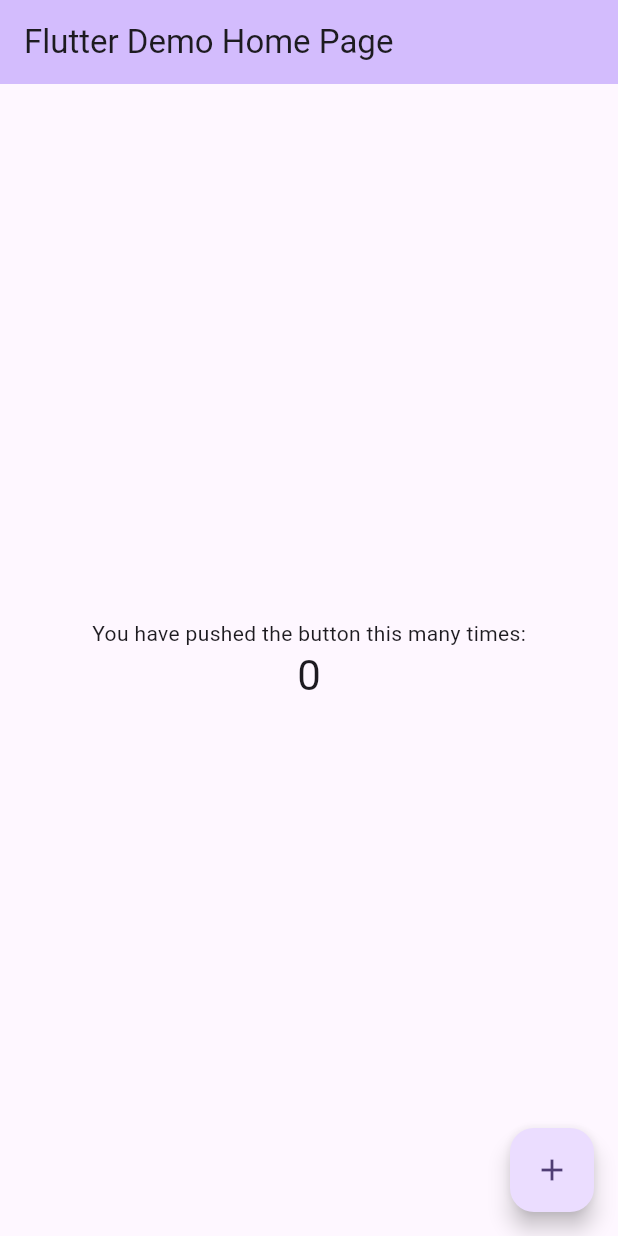
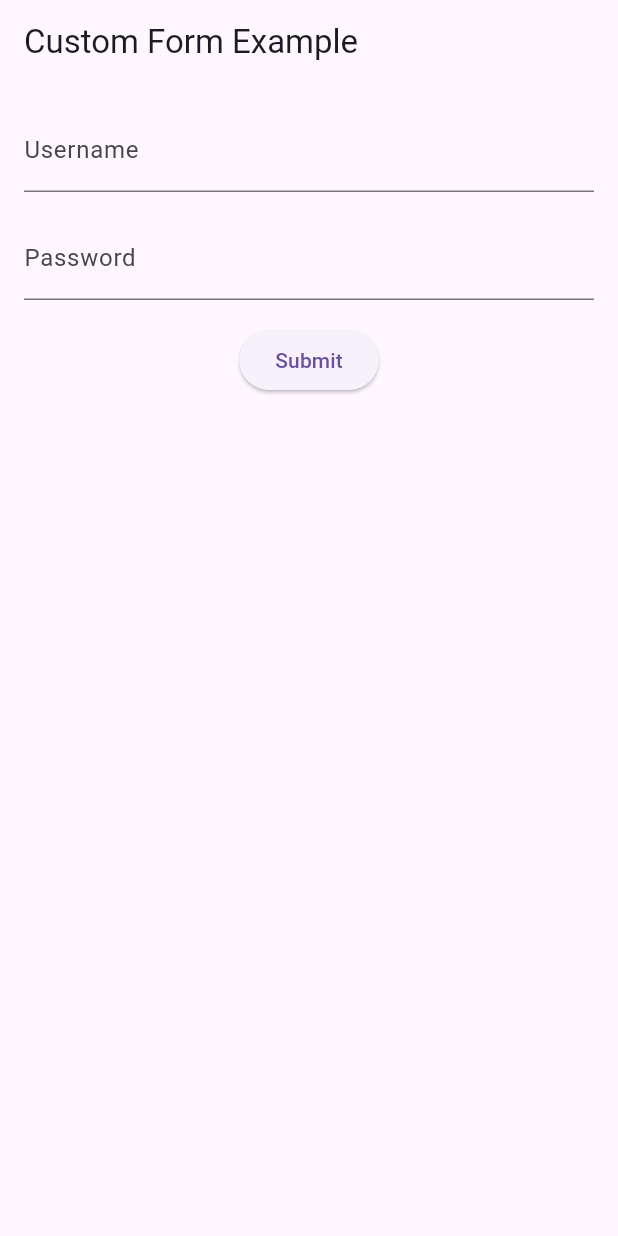
Before and after one commit to Pepsi-Dota2/app_share_file, a Flutter app: the screen it shows after launch, on a phone screen of 412 x 824 dp. Run offline on Flutter 3.47's test engine with Material 3 defaults, Android fonts, the phone set to English and light mode, and no system bars; drawn by our look-alikes of flutter_form_builder; our stand-ins replace auto_route, get_it, injectable, introduction_screen.

Commit message:
feat add login

```diff
--- a/lib/main.dart
+++ b/lib/main.dart
@@ -1,125 +1,25 @@
+import 'package:app_share_file/src/core/config/di/config_dependencies.dart';
+import 'package:app_share_file/src/core/router/routers.dart';
+import 'package:app_share_file/src/core/router/routers.gr.dart';
+import 'package:auto_route/auto_route.dart';
 import 'package:flutter/material.dart';
 
-void main() {
-  runApp(const MyApp());
+void main ()async {
+  await configDependencies();
+   runApp(MyApp());
 }
 
 class MyApp extends StatelessWidget {
-  const MyApp({super.key});
+   MyApp({super.key});
+  final _appRouter = getIt<AppRouter>();
 
-  // This widget is the root of your application.
   @override
   Widget build(BuildContext context) {
-    return MaterialApp(
-      title: 'Flutter Demo',
-      theme: ThemeData(
-        // This is the theme of your application.
-        //
-        // TRY THIS: Try running your application with "flutter run". You'll see
-        // the application has a purple toolbar. Then, without quitting the app,
-        // try changing the seedColor in the colorScheme below to Colors.green
-        // and then invoke "hot reload" (save your changes or press the "hot
-        // reload" button in a Flutter-supported IDE, or press "r" if you used
-        // the command line to start the app).
-        //
-        // Notice that the counter didn't reset back to zero; the application
-        // state is not lost during the reload. To reset the state, use hot
-        // restart instead.
-        //
-        // This works for code too, not just values: Most code changes can be
-        // tested with just a hot reload.
-        colorScheme: ColorScheme.fromSeed(seedColor: Colors.deepPurple),
-        useMaterial3: true,
+    return MaterialApp.router(
+      routerDelegate: _appRouter.delegate(
+        deepLinkBuilder: (_) => const DeepLink([PageRouteInfo(LoginRoute.name)]),
       ),
-      home: const MyHomePage(title: 'Flutter Demo Home Page'),
+      routeInformationParser: _appRouter.defaultRouteParser(),
     );
   }
 }
-
-class MyHomePage extends StatefulWidget {
-  const MyHomePage({super.key, required this.title});
-
-  // This widget is the home page of your application. It is stateful, meaning
-  // that it has a State object (defined below) that contains fields that affect
-  // how it looks.
-
-  // This class is the configuration for the state. It holds the values (in this
-  // case the title) provided by the parent (in this case the App widget) and
-  // used by the build method of the State. Fields in a Widget subclass are
-  // always marked "final".
-
-  final String title;
-
-  @override
-  State<MyHomePage> createState() => _MyHomePageState();
-}
-
-class _MyHomePageState extends State<MyHomePage> {
-  int _counter = 0;
-
-  void _incrementCounter() {
-    setState(() {
-      // This call to setState tells the Flutter framework that something has
-      // changed in this State, which causes it to rerun the build method below
-      // so that the display can reflect the updated values. If we changed
-      // _counter without calling setState(), then the build method would not be
-      // called again, and so nothing would appear to happen.
-      _counter++;
-    });
-  }
-
-  @override
-  Widget build(BuildContext context) {
-    // This method is rerun every time setState is called, for instance as done
-    // by the _incrementCounter method above.
-    //
-    // The Flutter framework has been optimized to make rerunning build methods
-    // fast, so that you can just rebuild anything that needs updating rather
-    // than having to individually change instances of widgets.
-    return Scaffold(
-      appBar: AppBar(
-        // TRY THIS: Try changing the color here to a specific color (to
-        // Colors.amber, perhaps?) and trigger a hot reload to see the AppBar
-        // change color while the other colors stay the same.
-        backgroundColor: Theme.of(context).colorScheme.inversePrimary,
-        // Here we take the value from the MyHomePage object that was created by
-        // the App.build method, and use it to set our appbar title.
-        title: Text(widget.title),
-      ),
-      body: Center(
-        // Center is a layout widget. It takes a single child and positions it
-        // in the middle of the parent.
-        child: Column(
-          // Column is also a layout widget. It takes a list of children and
-          // arranges them vertically. By default, it sizes itself to fit its
-          // children horizontally, and tries to be as tall as its parent.
-          //
-          // Column has various properties to control how it sizes itself and
-          // how it positions its children. Here we use mainAxisAlignment to
-          // center the children vertically; the main axis here is the vertical
-          // axis because Columns are vertical (the cross axis would be
-          // horizontal).
-          //
-          // TRY THIS: Invoke "debug painting" (choose the "Toggle Debug Paint"
-          // action in the IDE, or press "p" in the console), to see the
-          // wireframe for each widget.
-          mainAxisAlignment: MainAxisAlignment.center,
-          children: <Widget>[
-            const Text(
-              'You have pushed the button this many times:',
-            ),
-            Text(
-              '$_counter',
-              style: Theme.of(context).textTheme.headlineMedium,
-            ),
-          ],
-        ),
-      ),
-      floatingActionButton: FloatingActionButton(
-        onPressed: _incrementCounter,
-        tooltip: 'Increment',
-        child: const Icon(Icons.add),
-      ), // This trailing comma makes auto-formatting nicer for build methods.
-    );
-  }
-}
--- /dev/null
+++ b/lib/src/core/router/routers.dart
@@ -0,0 +1,13 @@
+
+import 'package:auto_route/auto_route.dart';
+
+import 'routers.gr.dart';
+
+@AutoRouterConfig()
+class AppRouter extends $AppRouter {
+  @override
+  List<AutoRoute> get routes => [
+        AutoRoute(page: LoginRoute.page , initial: true),
+        AutoRoute(page: IntroduceRoute.page),
+      ];
+}
--- /dev/null
+++ b/lib/src/core/widgets/custom_form_builder.dart
@@ -0,0 +1,35 @@
+import 'package:flutter/material.dart';
+import 'package:flutter_form_builder/flutter_form_builder.dart';
+
+class CustomFormBuilder extends StatelessWidget {
+  const CustomFormBuilder({
+    super.key,
+    required this.name,
+    this.labelText,
+    this.hintText,
+    this.validator,
+    this.initialValue,
+    this.obscureText = false,
+  });
+
+  final String name;
+  final String? labelText;
+  final String? hintText;
+  final String? Function(String?)? validator;
+  final String? initialValue;
+  final bool obscureText;
+
+  @override
+  Widget build(BuildContext context) {
+    return FormBuilderTextField(
+      name: name,
+      decoration: InputDecoration(
+        labelText: labelText ?? name,
+        hintText: hintText ?? 'Enter $name',
+      ),
+      obscureText: obscureText,
+      initialValue: initialValue,
+      validator: validator,
+    );
+  }
+}
--- /dev/null
+++ b/lib/src/module/login/presentation/page/login_page.dart
@@ -0,0 +1,70 @@
+import 'package:app_share_file/src/core/widgets/custom_form_builder.dart';
+import 'package:auto_route/auto_route.dart';
+import 'package:flutter/material.dart';
+import 'package:flutter_form_builder/flutter_form_builder.dart';
+
+@RoutePage()
+class LoginPage extends StatefulWidget {
+  const LoginPage({super.key});
+
+  @override
+  State<LoginPage> createState() => _LoginPageState();
+}
+
+class _LoginPageState extends State<LoginPage> {
+  final _formKey = GlobalKey<FormBuilderState>();
+
+  @override
+  Widget build(BuildContext context) {
+    return Scaffold(
+      appBar: AppBar(title: const Text('Custom Form Example')),
+      body: Padding(
+        padding: const EdgeInsets.all(16.0),
+        child: FormBuilder(
+          key: _formKey,
+          child: Column(
+            children: [
+              CustomFormBuilder(
+                name: 'username',
+                labelText: 'Username',
+                hintText: 'Enter your username',
+                validator: (value) {
+                  if (value == null || value.isEmpty) {
+                    return 'Please enter a username';
+                  }
+                  return null;
+                },
+              ),
+              const SizedBox(height: 16),
+              CustomFormBuilder(
+                name: 'password',
+                labelText: 'Password',
+                obscureText: true,
+                validator: (value) {
+                  if (value == null || value.isEmpty) {
+                    return 'Please enter a password';
+                  }
+                  return null;
+                },
+              ),
+              const SizedBox(height: 16),
+              ElevatedButton(
+                onPressed: () {
+                  if (_formKey.currentState?.saveAndValidate() ?? false) {
+                    // Handle successful form submission
+                    final formData = _formKey.currentState?.value;
+                    print(formData);
+                  } else {
+                    // Handle form validation failure
+                    print('Form is invalid');
+                  }
+                },
+                child: const Text('Submit'),
+              ),
+            ],
+          ),
+        ),
+      ),
+    );
+  }
+}
```
Also changed, not shown: lib/src/core/config/di/config_dependencies.dart (added, +16 -0 lines), lib/src/core/config/di/module.dart (added, +8 -0 lines), lib/src/module/introduce/presentation/page/intro.dart (added, +26 -0 lines), lib/src/module/introduce/presentation/widgets/introduce_widget.dart (added, +70 -0 lines), pubspec.yaml (+24 -7 lines), lib/src/core/config/di/config_dependencies.config.dart (added), lib/src/core/config/observe.dart (added), lib/src/core/router/routers.gr.dart (added), pubspec.lock, 16 other files.
